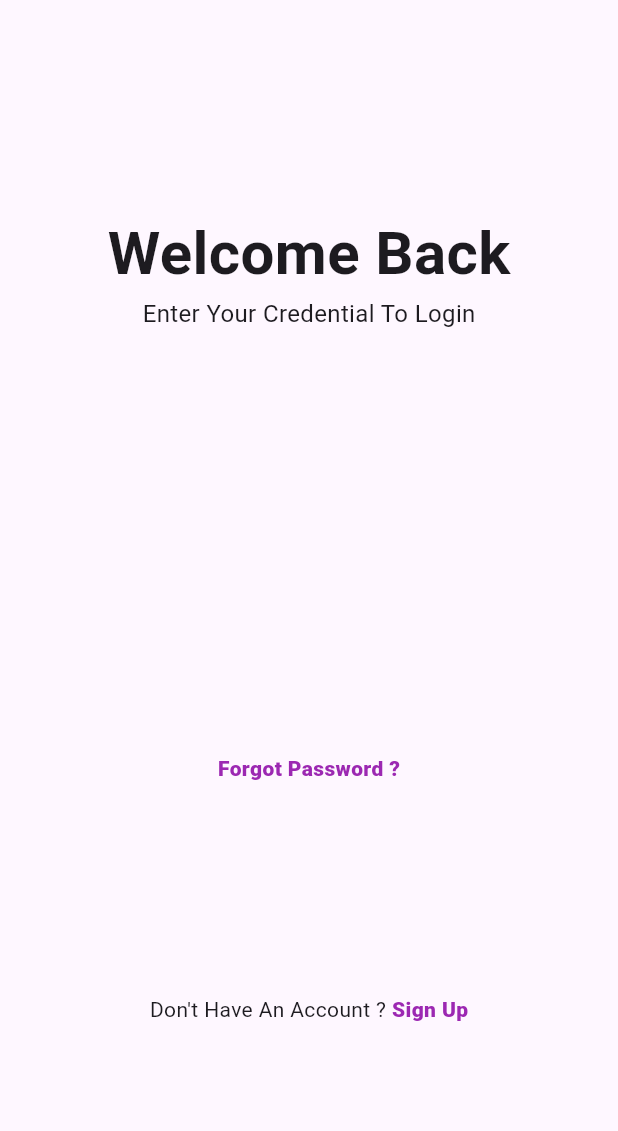
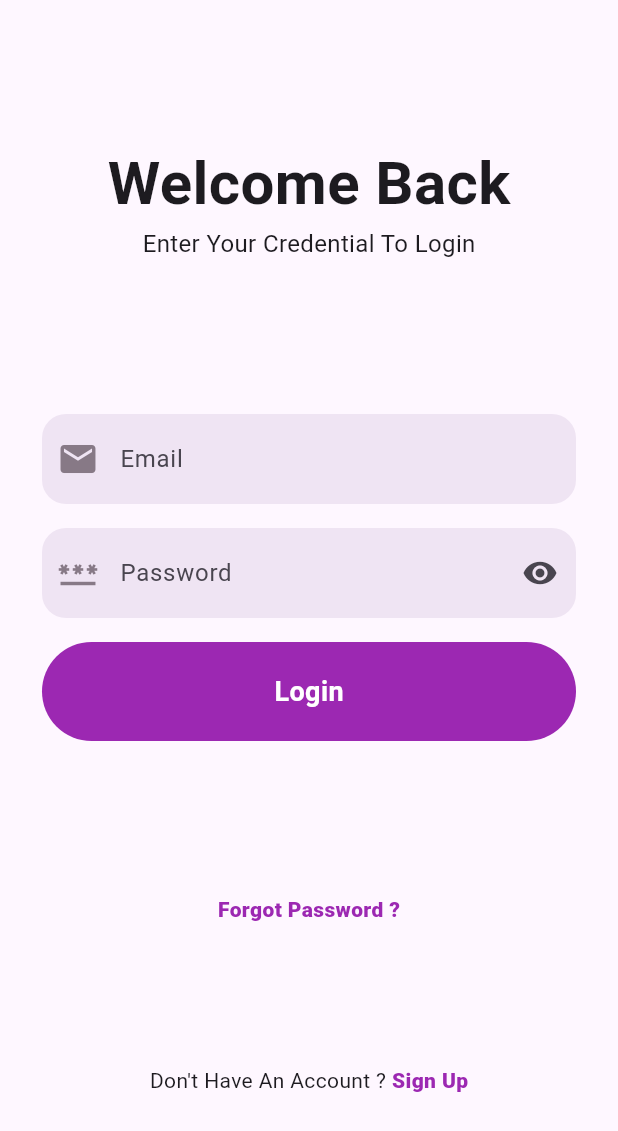
Before and after one commit to yousefa7med/demoProject, a Flutter app: the screen it shows after launch, on a phone screen of 412 x 824 dp. Shown: the top 1131 px of the screen. Run offline on Flutter 3.47's test engine with Material 3 defaults, Android fonts, the phone set to English and light mode, and no system bars; our stand-ins replace awesome_dialog, bloc, firebase_auth, firebase_core, flutter_bloc, gap; accounts and stored records are empty.

Commit message:
edit some login state

```diff
--- /dev/null
+++ b/lib/Widgets/app_text_field.dart
@@ -0,0 +1,39 @@
+import 'package:flutter/material.dart';
+
+class AppTextFormField extends StatelessWidget {
+  const AppTextFormField({
+    super.key,
+    required this.hintText,
+    required this.prefixIcon,
+    required this.controller,
+    required this.validator,
+  });
+  final String hintText;
+  final IconData prefixIcon;
+  final TextEditingController controller;
+  final String? Function(String? value) validator;
+  @override
+  Widget build(BuildContext context) {
+    return Padding(
+      padding: const EdgeInsets.symmetric(vertical: 8.0),
+      child: TextFormField(
+        validator: validator,
+        controller: controller,
+        keyboardType: TextInputType.emailAddress,
+        decoration: InputDecoration(
+          enabledBorder: OutlineInputBorder(
+            borderSide: BorderSide(color: Color(0x000000ff)),
+            borderRadius: BorderRadius.circular(16),
+          ),
+          hintText: hintText,
+          contentPadding: EdgeInsets.symmetric(vertical: 18),
+          prefixIconColor: Color(0xff877986),
+          prefixIcon: Icon(prefixIcon, size: 28),
+          filled: true,
+          fillColor: Color(0xffEFE4F3),
+          border: OutlineInputBorder(borderRadius: BorderRadius.circular(16)),
+        ),
+      ),
+    );
+  }
+}
--- a/lib/Widgets/costum_text_field.dart
+++ b/lib/Widgets/password_text_field.dart
@@ -1,7 +1,7 @@
 import 'package:flutter/material.dart';
 
-class CostumTextFormField extends StatelessWidget {
-  const CostumTextFormField({
+class PasswordTextFormField extends StatefulWidget {
+  const PasswordTextFormField({
     super.key,
     required this.hintText,
     required this.prefixIcon,
@@ -12,23 +12,42 @@ class CostumTextFormField extends StatelessWidget {
   final IconData prefixIcon;
   final TextEditingController controller;
   final String? Function(String? value) validator;
+
+  @override
+  State<PasswordTextFormField> createState() => _PasswordTextFormFieldState();
+}
+
+class _PasswordTextFormFieldState extends State<PasswordTextFormField> {
+  bool obscureText = true;
   @override
   Widget build(BuildContext context) {
     return Padding(
       padding: const EdgeInsets.symmetric(vertical: 8.0),
       child: TextFormField(
-        validator: validator,
-        controller: controller,
+        obscureText: obscureText,
+        validator: widget.validator,
+        controller: widget.controller,
         keyboardType: TextInputType.emailAddress,
         decoration: InputDecoration(
           enabledBorder: OutlineInputBorder(
             borderSide: BorderSide(color: Color(0x000000ff)),
             borderRadius: BorderRadius.circular(16),
           ),
-          hintText: hintText,
+          hintText: widget.hintText,
           contentPadding: EdgeInsets.symmetric(vertical: 18),
           prefixIconColor: Color(0xff877986),
-          prefixIcon: Icon(prefixIcon, size: 28),
+          prefixIcon: Icon(widget.prefixIcon, size: 28),
+          suffixIcon: IconButton(
+            onPressed: () {
+              setState(() {
+                obscureText = !obscureText;
+              });
+            },
+            icon:
+                obscureText
+                    ? Icon(Icons.remove_red_eye_rounded)
+                    : Icon(Icons.remove_red_eye_rounded),
+          ),
           filled: true,
           fillColor: Color(0xffEFE4F3),
           border: OutlineInputBorder(borderRadius: BorderRadius.circular(16)),
--- a/lib/cubits/login_cubit/login_cubit.dart
+++ b/lib/cubits/login_cubit/login_cubit.dart
@@ -1,10 +1,27 @@
 import 'package:bloc/bloc.dart';
+import 'package:demo_iti/helper/auth.dart';
+import 'package:firebase_auth/firebase_auth.dart';
+import 'package:flutter/material.dart';
+import 'package:flutter_bloc/flutter_bloc.dart';
 import 'package:meta/meta.dart';
 
 part 'login_state.dart';
 
 class LoginCubit extends Cubit<LoginState> {
-  LoginCubit() : super(LoginInitial());
+  LoginCubit(this.auth) : super(LoginInitial());
+  final Auth auth;
+  final TextEditingController emailController = TextEditingController();
+  final TextEditingController passwordController = TextEditingController();
+  static LoginCubit get(context) => BlocProvider.of(context);
 
+  Future<UserCredential> login(String email, String password) {
+   return auth.login(email, password);
+  }
 
+  @override
+  Future<void> close() {
+    emailController.dispose();
+    passwordController.dispose();
+    return super.close();
+  }
 }
--- a/lib/cubits/login_cubit/login_state.dart
+++ b/lib/cubits/login_cubit/login_state.dart
@@ -6,4 +6,8 @@ sealed class LoginState {}
 final class LoginInitial extends LoginState {}
 final class LoginLoading extends LoginState {}
 final class LoginSuccessed extends LoginState {}
-final class LoginFailure extends LoginState {}
+final class LoginFailure extends LoginState {
+  final String errMsg;
+
+  LoginFailure({required this.errMsg});
+}
--- a/lib/helper/validator.dart
+++ b/lib/helper/validator.dart
@@ -1,12 +1,12 @@
 class Validator {
-  bool _isEmail(String? email) {
+  static bool _isEmail(String? email) {
     const pattern =
         r"^[a-zA-Z0-9.!#$%&'*+/=?^_`{|}~-]+@[a-zA-Z0-9-]+(?:\.[a-zA-Z]{2,})+$";
     final regExp = RegExp(pattern);
     return regExp.hasMatch(email ?? "");
   }
 
-  String? Function(String? value) emailValidator() {
+  static String? Function(String? value) emailValidator() {
     return (String? email) {
       final trimmedEmail = email?.trim();
       if (trimmedEmail == null || trimmedEmail.isEmpty) {
@@ -18,7 +18,7 @@ class Validator {
     };
   }
 
-  String? Function(String? value) passwordValidator() {
+  static String? Function(String? value) signupPasswordValidator() {
     return (String? password) {
       final trimmedPassword = password?.trim();
       if (trimmedPassword == null || trimmedPassword.isEmpty) {
@@ -30,7 +30,7 @@ class Validator {
     };
   }
 
-  String? Function(String? v) confirmPasswordValidator({
+  static String? Function(String? v) confirmPasswordValidator({
     required String? Function() orgPasswordGetter,
   }) {
     return (password) {
@@ -43,7 +43,7 @@ class Validator {
     };
   }
 
-  String? Function(String? v) nameValidator() {
+  static String? Function(String? v) signupNameValidator() {
     return (String? name) {
       final trimmedName = name?.trim();
       if (trimmedName == null || trimmedName.isEmpty) {
@@ -55,4 +55,13 @@ class Validator {
       return null;
     };
   }
+
+  static String? Function(String? v) loginPasswordValidator() {
+    return (password) {
+      final trimmedPassword = password?.trim();
+      if (trimmedPassword == null || trimmedPassword.isEmpty) {
+        return "please Enter Your Password";
+      }
+    };
+  }
 }
--- a/lib/main.dart
+++ b/lib/main.dart
@@ -25,7 +25,7 @@ class MyApp extends StatelessWidget {
       routes: {
         LoginPage.loginPageRoute:
             (context) => BlocProvider(
-              create: (context) => LoginCubit(),
+              create: (context) => LoginCubit(auth),
               child: LoginPage(),
             ),
         SignupPage.signupPageRoute:
@@ -35,7 +35,7 @@ class MyApp extends StatelessWidget {
             ),
       },
       theme: AppTheme.lightTheme,
-      home: BlocProvider(create: (context) => LoginCubit(), child: LoginPage()),
+      home: BlocProvider(create: (context) => LoginCubit(auth), child: LoginPage()),
     );
   }
 }
--- a/lib/views/loginPage.dart
+++ b/lib/views/loginPage.dart
@@ -1,4 +1,8 @@
-
+import 'package:demo_iti/Widgets/bottom.dart';
+import 'package:demo_iti/Widgets/app_text_field.dart';
+import 'package:demo_iti/Widgets/password_text_field.dart';
+import 'package:demo_iti/cubits/login_cubit/login_cubit.dart';
+import 'package:demo_iti/helper/validator.dart';
 import 'package:demo_iti/views/signup_page.dart';
 import 'package:flutter/material.dart';
 
@@ -25,17 +29,21 @@ class LoginPage extends StatelessWidget {
                 style: TextStyle(fontSize: 16),
               ),
               Spacer(),
-              // CostumTextFormField(
-              //   prefixIcon: Icons.person,
-              //   hintText: 'User Name',
-              // ),
+              AppTextFormField(
+                prefixIcon: Icons.email,
+                hintText: 'Email',
+                controller: LoginCubit.get(context).emailController,
+                validator: Validator.emailValidator(),
+              ),
 
-              // CostumTextFormField(
-              //   prefixIcon: Icons.password,
-              //   hintText: 'Password',
-              // ),
+              PasswordTextFormField(
+                prefixIcon: Icons.password,
+                hintText: 'Password',
+                controller: LoginCubit.get(context).passwordController,
+                validator: Validator.loginPasswordValidator(),
+              ),
 
-              // Bottom(text: "Login", color: Color(0xff9C28B2)),
+              Bottom(text: "Login", color: Color(0xff9C28B2), onTap: () {}),
               Spacer(),
 
               Text(
```
Also changed, not shown: lib/Widgets/signup_form.dart (+12 -14 lines).
